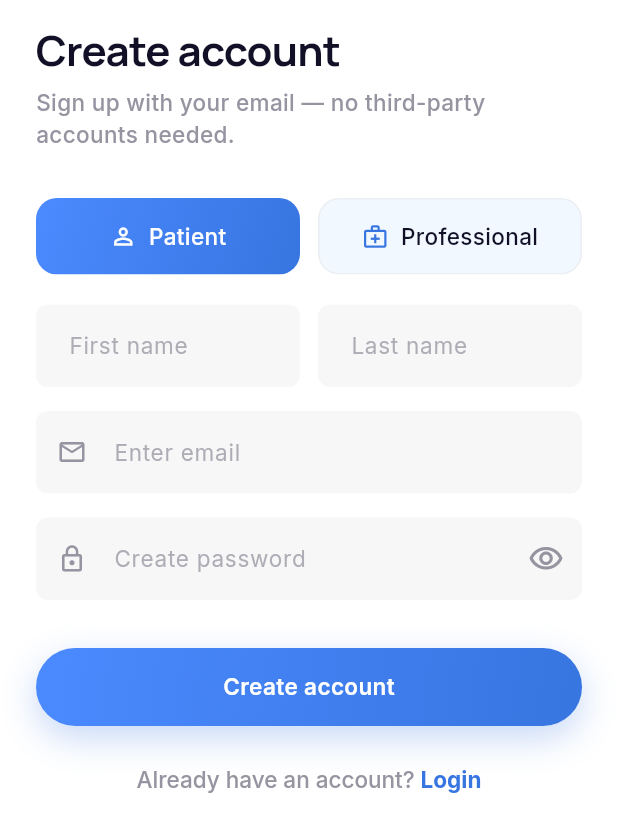
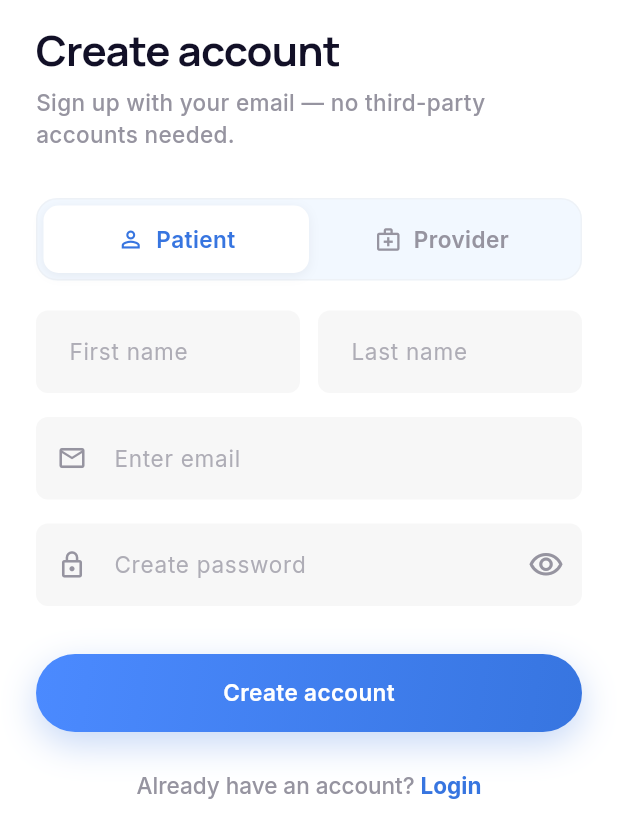
Before and after one commit to Harshgupta2902/healthcare, a Flutter app: the RegisterScreen screen opened by its route, on a phone screen of 412 x 824 dp. Shown: the top 838 px of the screen. Run offline on Flutter 3.47's test engine with Material 3 defaults, Android fonts, the phone set to English and light mode, and no system bars; our stand-ins replace cached_network_image, dio, equatable, flutter_animate, flutter_dotenv, flutter_riverpod and 8 more; accounts and stored records are empty; network calls fail.

Commit message:
feat(mobile): refactor role selection UI in registration screen

```diff
--- a/mobile/lib/features/auth/screens/register_screen.dart
+++ b/mobile/lib/features/auth/screens/register_screen.dart
@@ -274,27 +274,9 @@ class _RegisterScreenState extends ConsumerState<RegisterScreen> {
                     },
                   ),
                 ] else ...[
-                  Row(
-                    children: [
-                      Expanded(
-                        child: _RoleChip(
-                          label: 'Patient',
-                          icon: Icons.person_outline,
-                          selected: _role == UserRole.client,
-                          onTap: () => setState(() => _role = UserRole.client),
-                        ),
-                      ),
-                      const SizedBox(width: 12),
-                      Expanded(
-                        child: _RoleChip(
-                          label: 'Professional',
-                          icon: Icons.medical_services_outlined,
-                          selected: _role == UserRole.professional,
-                          onTap: () =>
-                              setState(() => _role = UserRole.professional),
-                        ),
-                      ),
-                    ],
+                  _RoleSegmentControl(
+                    role: _role,
+                    onRoleChanged: (role) => setState(() => _role = role),
                   ),
                   const SizedBox(height: 20),
                   Row(
@@ -517,8 +499,52 @@ class _ChecklistItem extends StatelessWidget {
   }
 }
 
-class _RoleChip extends StatelessWidget {
-  const _RoleChip({
+class _RoleSegmentControl extends StatelessWidget {
+  const _RoleSegmentControl({
+    required this.role,
+    required this.onRoleChanged,
+  });
+
+  final UserRole role;
+  final ValueChanged<UserRole> onRoleChanged;
+
+  @override
+  Widget build(BuildContext context) {
+    return Container(
+      padding: const EdgeInsets.all(4),
+      decoration: BoxDecoration(
+        color: AppColors.surfaceContainerLow,
+        borderRadius: BorderRadius.circular(14),
+        border: Border.all(
+          color: AppColors.outline.withValues(alpha: 0.25),
+        ),
+      ),
+      child: Row(
+        children: [
+          Expanded(
+            child: _RoleSegmentTab(
+              label: 'Patient',
+              icon: Icons.person_outline,
+              selected: role == UserRole.client,
+              onTap: () => onRoleChanged(UserRole.client),
+            ),
+          ),
+          Expanded(
+            child: _RoleSegmentTab(
+              label: 'Provider',
+              icon: Icons.medical_services_outlined,
+              selected: role == UserRole.professional,
+              onTap: () => onRoleChanged(UserRole.professional),
+            ),
+          ),
+        ],
+      ),
+    );
+  }
+}
+
+class _RoleSegmentTab extends StatelessWidget {
+  const _RoleSegmentTab({
     required this.label,
     required this.icon,
     required this.selected,
@@ -536,29 +562,44 @@ class _RoleChip extends StatelessWidget {
       color: Colors.transparent,
       child: InkWell(
         onTap: onTap,
-        borderRadius: BorderRadius.circular(14),
-        child: Ink(
-          padding: const EdgeInsets.symmetric(vertical: 14, horizontal: 12),
+        borderRadius: BorderRadius.circular(10),
+        child: AnimatedContainer(
+          duration: const Duration(milliseconds: 200),
+          curve: Curves.easeOut,
+          padding: const EdgeInsets.symmetric(vertical: 12, horizontal: 8),
           decoration: BoxDecoration(
-            gradient: selected ? AppColors.brandGradient : null,
-            color: selected ? null : AppColors.surfaceContainerLow,
-            borderRadius: BorderRadius.circular(14),
-            border: Border.all(
-              color: selected
-                  ? Colors.transparent
-                  : AppColors.outline.withValues(alpha: 0.4),
-            ),
+            color: selected ? Colors.white : Colors.transparent,
+            borderRadius: BorderRadius.circular(10),
+            boxShadow: selected
+                ? [
+                    BoxShadow(
+                      color: AppColors.onSurface.withValues(alpha: 0.06),
+                      blurRadius: 6,
+                      offset: const Offset(0, 2),
+                    ),
+                  ]
+                : null,
           ),
           child: Row(
             mainAxisAlignment: MainAxisAlignment.center,
             children: [
-              Icon(icon,
-                  size: 18, color: selected ? Colors.white : AppColors.brand),
+              Icon(
+                icon,
+                size: 18,
+                color: selected ? AppColors.brand : AppColors.onSurfaceVariant,
+              ),
               const SizedBox(width: 8),
-              Text(
-                label,
-                style: AppTypography.bodyMedium.copyWith(
-                  color: selected ? Colors.white : AppColors.onSurface,
+              Flexible(
+                child: Text(
+                  label,
+                  maxLines: 1,
+                  overflow: TextOverflow.ellipsis,
+                  style: AppTypography.bodyMedium.copyWith(
+                    fontWeight: FontWeight.w600,
+                    letterSpacing: 0.3,
+                    color:
+                        selected ? AppColors.brand : AppColors.onSurfaceVariant,
+                  ),
                 ),
               ),
             ],
```
